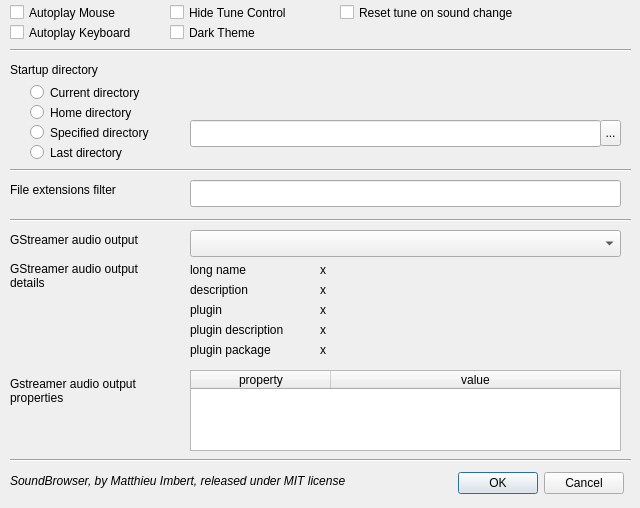
Above: lib/ui_lib/prefs_dial.ui from mimbert/soundbrowser before the change. Below: the same form after it.
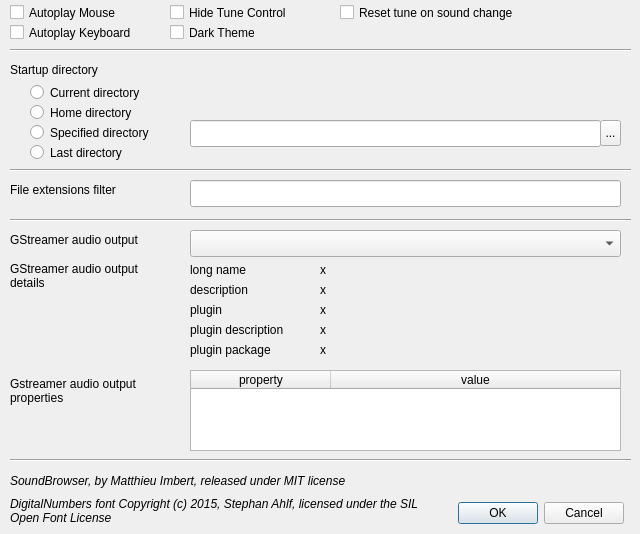
That is the form after the change. Icons and pictures are not drawn.

```diff
--- a/lib/ui_lib/prefs_dial.ui
+++ b/lib/ui_lib/prefs_dial.ui
@@ -7,7 +7,7 @@
     <x>0</x>
     <y>0</y>
     <width>640</width>
-    <height>508</height>
+    <height>534</height>
    </rect>
   </property>
   <property name="sizePolicy">
@@ -30,7 +30,7 @@
    <property name="geometry">
     <rect>
      <x>450</x>
-     <y>470</y>
+     <y>500</y>
      <width>181</width>
      <height>27</height>
     </rect>
@@ -548,6 +548,29 @@
     <string>Reset tune on sound change</string>
    </property>
   </widget>
+  <widget class="QLabel" name="label_2">
+   <property name="geometry">
+    <rect>
+     <x>10</x>
+     <y>490</y>
+     <width>431</width>
+     <height>41</height>
+    </rect>
+   </property>
+   <property name="font">
+    <font>
+     <weight>50</weight>
+     <italic>true</italic>
+     <bold>false</bold>
+    </font>
+   </property>
+   <property name="text">
+    <string>DigitalNumbers font Copyright (c) 2015, Stephan Ahlf, licensed under the SIL Open Font License</string>
+   </property>
+   <property name="wordWrap">
+    <bool>true</bool>
+   </property>
+  </widget>
  </widget>
  <resources>
   <include location="soundbrowser.qrc"/>
```
